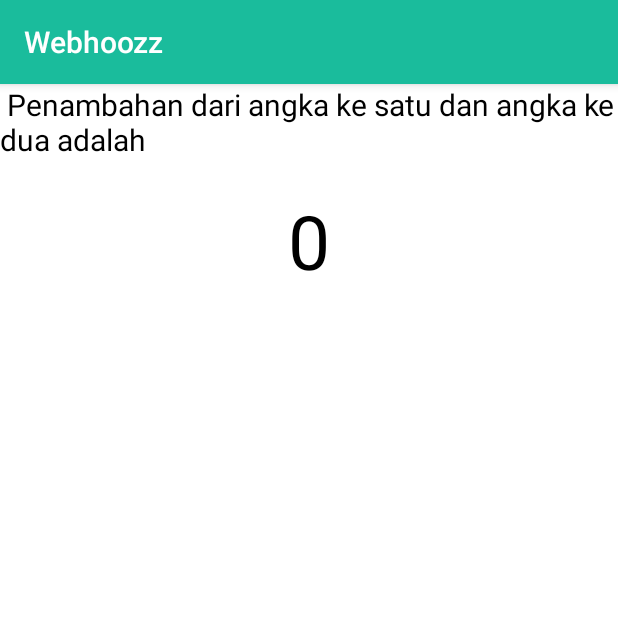
After one commit to nilawildaalaluf/android_study, an Android app: the HasilActivity screen opened directly, with no data from a screen before it, on a phone screen of 412 x 824 dp, the top half of it. The commit adds this screen. Run offline under Robolectric (Android 15) with nearby library versions, the phone set to English and light mode, and no system bars; 2 statements that could not run were skipped.

Commit message:
materi 4

```diff
--- a/app/build.gradle
+++ b/app/build.gradle
@@ -21,6 +21,7 @@ android {
 dependencies {
     implementation fileTree(dir: 'libs', include: ['*.jar'])
     implementation 'com.android.support:appcompat-v7:28.0.0'
+    implementation 'com.android.support:design:28.0.0'
     implementation 'com.android.support.constraint:constraint-layout:1.1.3'
     testImplementation 'junit:junit:4.12'
     androidTestImplementation 'com.android.support.test:runner:1.0.2'
--- /dev/null
+++ b/app/src/main/java/com/example/irobot/webhoozz/HasilActivity.java
@@ -0,0 +1,24 @@
+package com.example.irobot.webhoozz;
+
+import android.support.v7.app.AppCompatActivity;
+import android.os.Bundle;
+import android.widget.TextView;
+
+public class HasilActivity extends AppCompatActivity {
+
+    private TextView hasil_penambahan;
+
+    @Override
+    protected void onCreate(Bundle savedInstanceState) {
+        super.onCreate(savedInstanceState);
+        setContentView(R.layout.activity_hasil);
+
+        hasil_penambahan = (TextView) findViewById(R.id.hasil_activity);
+
+        Bundle hasil = getIntent().getExtras();
+        String stringVariableName = hasil.getString("dataHasil");
+        int intVariableName = Integer.parseInt(stringVariableName);
+
+        hasil_penambahan.setText("" + intVariableName);
+    }
+}
--- /dev/null
+++ b/app/src/main/res/layout/activity_hasil.xml
@@ -0,0 +1,28 @@
+<?xml version="1.0" encoding="utf-8"?>
+<LinearLayout xmlns:android="http://schemas.android.com/apk/res/android"
+    xmlns:app="http://schemas.android.com/apk/res-auto"
+    xmlns:tools="http://schemas.android.com/tools"
+    android:layout_width="match_parent"
+    android:layout_height="match_parent"
+    android:orientation="vertical"
+    android:background="#fff"
+    tools:context=".HasilActivity">
+
+    <TextView
+        android:layout_width="match_parent"
+        android:layout_height="wrap_content"
+        android:text=" Penambahan dari angka ke satu dan angka ke dua adalah "
+        android:textSize="20sp"
+        android:textColor="#000"/>
+
+    <TextView
+        android:id="@+id/hasil_activity"
+        android:layout_width="match_parent"
+        android:layout_height="wrap_content"
+        android:text="1"
+        android:layout_marginTop="20dp"
+        android:gravity="center"
+        android:textColor="#000"
+        android:textSize="50sp"/>
+
+</LinearLayout>
--- a/app/src/main/res/layout/activity_login.xml
+++ b/app/src/main/res/layout/activity_login.xml
@@ -1,6 +1,5 @@
 <?xml version="1.0" encoding="utf-8"?>
 <LinearLayout xmlns:android="http://schemas.android.com/apk/res/android"
-    xmlns:app="http://schemas.android.com/apk/res-auto"
     xmlns:tools="http://schemas.android.com/tools"
     android:layout_width="match_parent"
     android:layout_height="match_parent"
@@ -14,9 +13,11 @@
         android:layout_gravity="center"
         android:layout_marginTop="20dp"
         android:layout_marginBottom="20dp"
+        android:contentDescription="image"
         android:src="@drawable/login" />
 
     <EditText
+        android:id="@+id/edit_email"
         android:layout_width="match_parent"
         android:layout_height="wrap_content"
         android:layout_margin="20dp"
@@ -29,6 +30,7 @@
         android:inputType="textEmailAddress"
         android:hint="Email"/>
     <EditText
+        android:id="@+id/edit_password"
         android:layout_width="match_parent"
         android:layout_height="wrap_content"
         android:background="@drawable/edittext_circle"
```
Also changed, not shown: app/src/main/AndroidManifest.xml (+8 -6 lines), app/src/main/java/com/example/irobot/webhoozz/LoginActivity.java (+47 -7 lines), app/src/main/java/com/example/irobot/webhoozz/MainActivity.java (+16 -1 lines), app/src/main/java/com/example/irobot/webhoozz/MainKalkulator.java (+26 -6 lines), app/src/main/res/layout/activity_kalkulator.xml (+9 -9 lines), 1 other file.
